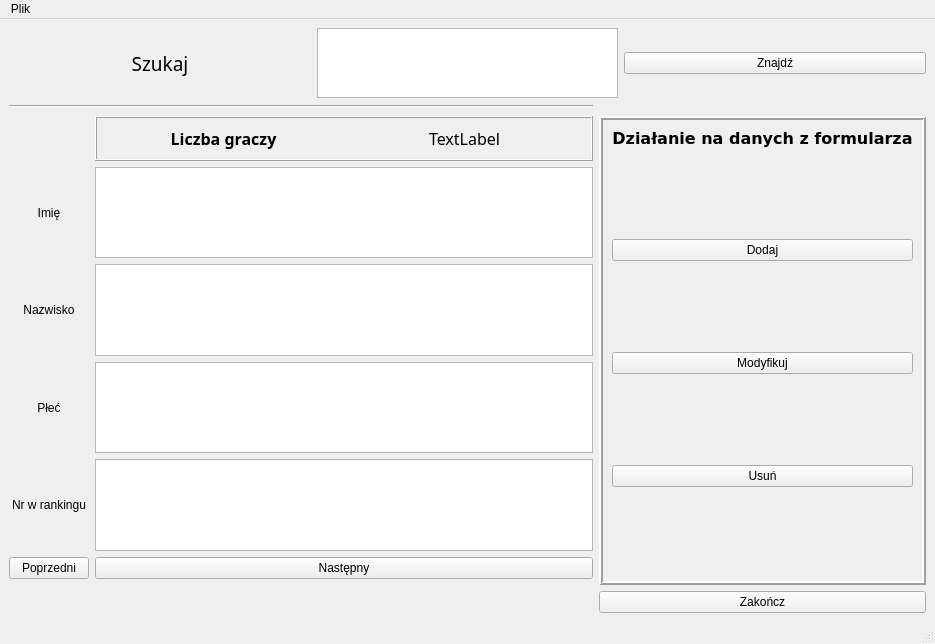
This is src/ui/windowPlayers.ui in messer440/obslugaTurnieji as Qt 5 draws it before an edit. The edited form follows.
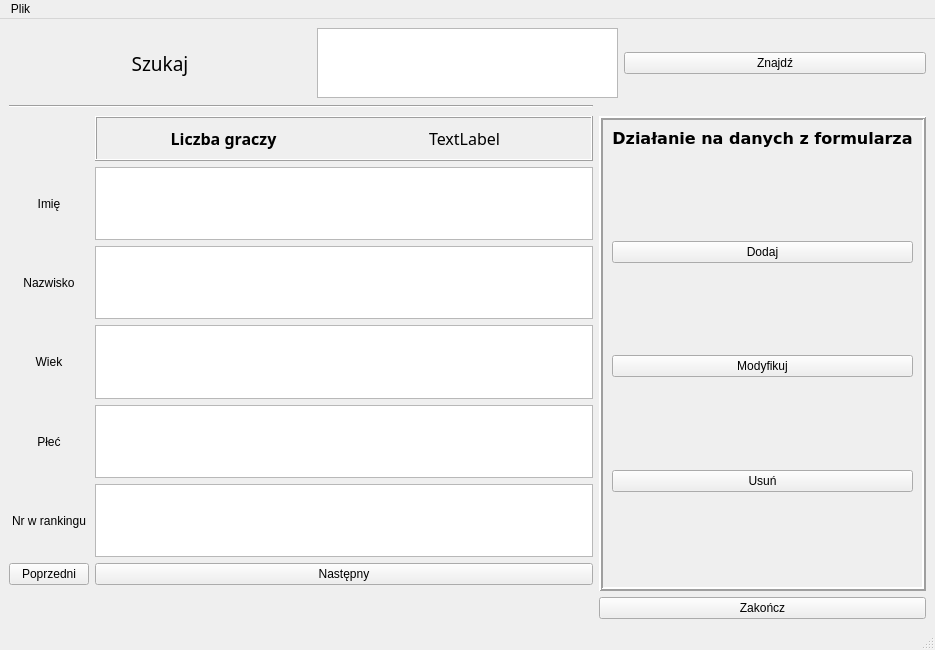
This is the edited form.

Commit message: dodano wiek zawodnika

Patch:
```diff
--- a/src/ui/windowPlayers.ui
+++ b/src/ui/windowPlayers.ui
@@ -7,7 +7,7 @@
     <x>0</x>
     <y>0</y>
     <width>935</width>
-    <height>644</height>
+    <height>650</height>
    </rect>
   </property>
   <property name="windowTitle">
@@ -64,14 +64,14 @@
     </item>
     <item row="3" column="0" rowspan="2">
      <layout class="QGridLayout" name="gridLayout">
-      <item row="3" column="2">
+      <item row="4" column="2">
        <widget class="QTextBrowser" name="inputPlec">
         <property name="readOnly">
          <bool>false</bool>
         </property>
        </widget>
       </item>
-      <item row="3" column="0">
+      <item row="4" column="0">
        <widget class="QLabel" name="plec">
         <property name="text">
          <string>Płeć</string>
@@ -88,7 +88,7 @@
         </property>
        </widget>
       </item>
-      <item row="5" column="2">
+      <item row="6" column="2">
        <widget class="QPushButton" name="buttonNext">
         <property name="text">
          <string>Następny</string>
@@ -102,7 +102,7 @@
         </property>
        </widget>
       </item>
-      <item row="4" column="0">
+      <item row="5" column="0">
        <widget class="QLabel" name="rank">
         <property name="text">
          <string>Nr w rankingu</string>
@@ -112,7 +112,7 @@
         </property>
        </widget>
       </item>
-      <item row="4" column="2">
+      <item row="5" column="2">
        <widget class="QTextBrowser" name="inputRank">
         <property name="readOnly">
          <bool>false</bool>
@@ -129,7 +129,7 @@
         </property>
        </widget>
       </item>
-      <item row="5" column="0">
+      <item row="6" column="0">
        <widget class="QPushButton" name="buttonPrev">
         <property name="text">
          <string>Poprzedni</string>
@@ -196,6 +196,23 @@
         </layout>
        </widget>
       </item>
+      <item row="3" column="0">
+       <widget class="QLabel" name="wiek">
+        <property name="text">
+         <string>Wiek</string>
+        </property>
+        <property name="alignment">
+         <set>Qt::AlignCenter</set>
+        </property>
+       </widget>
+      </item>
+      <item row="3" column="2">
+       <widget class="QTextBrowser" name="inputWiek">
+        <property name="readOnly">
+         <bool>false</bool>
+        </property>
+       </widget>
+      </item>
      </layout>
     </item>
     <item row="3" column="1" rowspan="3">
```
Left out of the diff: 2 changed lines with no effect on the pictures. The commit also changes 22 other files.
